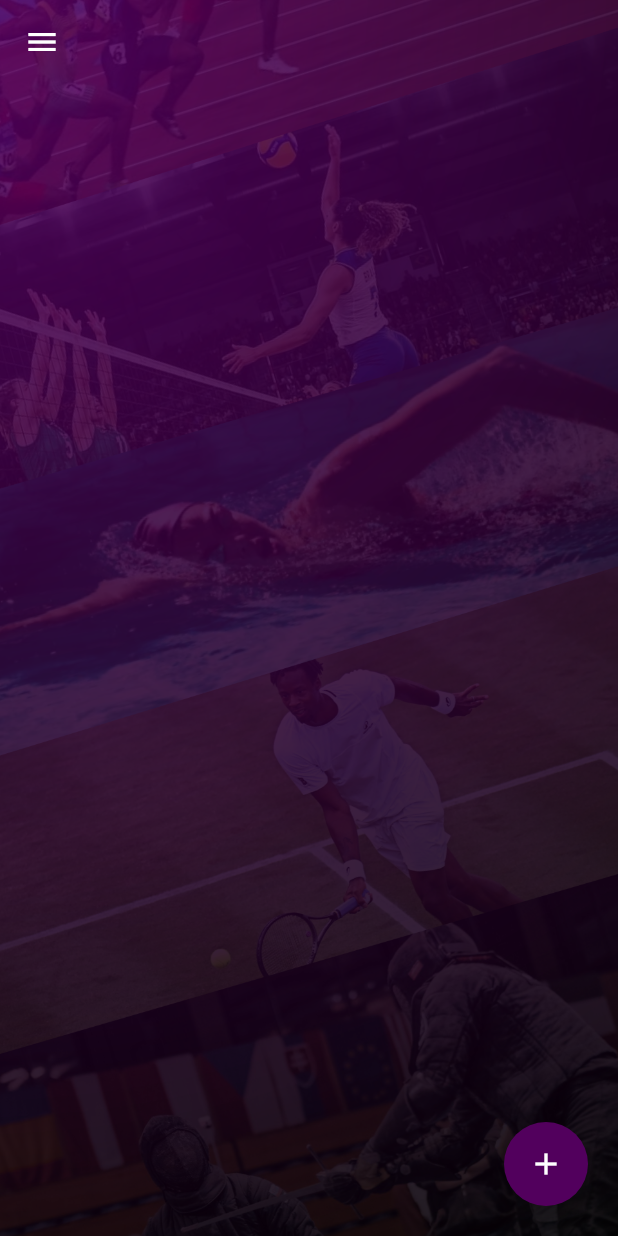
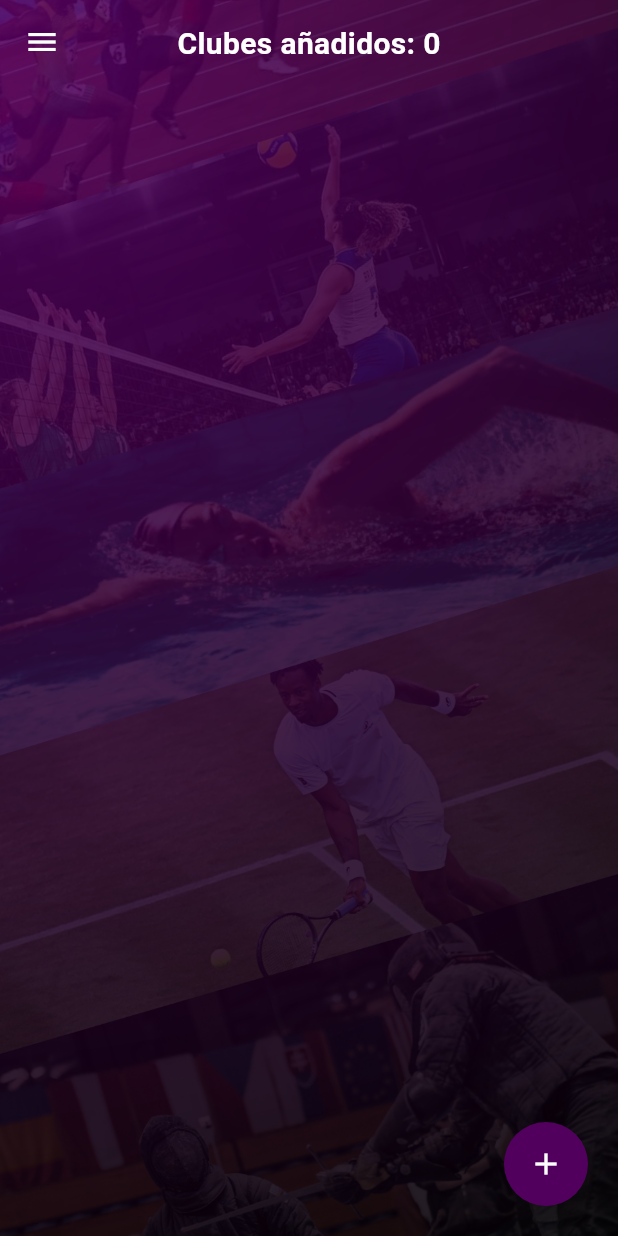
Before and after one commit to reiizamo/PGL-P2-MyPortfolio, a Flutter app: the SportsPage screen opened by its route, on a phone screen of 412 x 824 dp. Run offline on Flutter 3.47's test engine with Material 3 defaults, Android fonts, the light colour scheme and no system bars; our stand-ins replace go_router, qr_flutter.

Commit message:
numero de elementos en la lista

```diff
--- a/lib/pages/sports_page.dart
+++ b/lib/pages/sports_page.dart
@@ -44,6 +44,17 @@
       ),
       child: Column(
         children: [
+          Padding(
+            padding: const EdgeInsetsGeometry.all(15),
+            child: Text(
+              'Clubes añadidos: ${sports.length}',
+              style: const TextStyle(
+                color: Colors.white,
+                fontSize: 20,
+                fontWeight: FontWeight.bold,
+              ),
+            ),
+          ),
           Expanded(
             child: GridView.count(
               crossAxisCount: 2,
```
